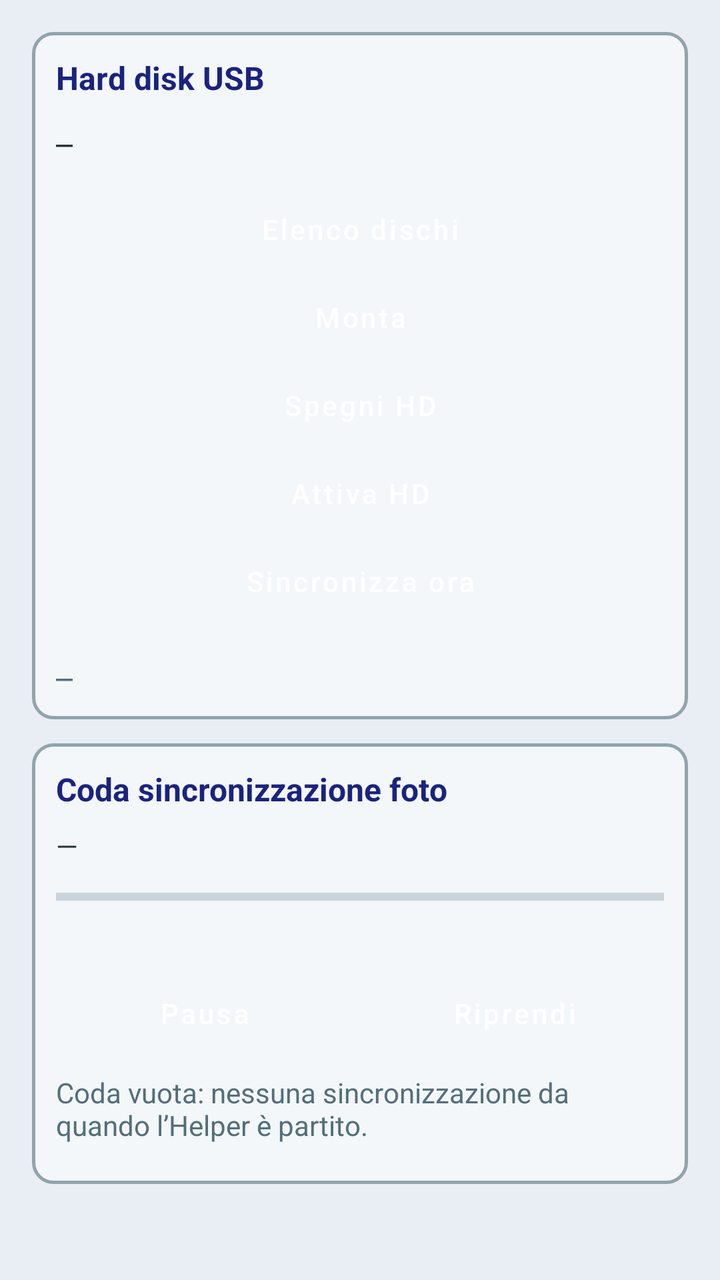
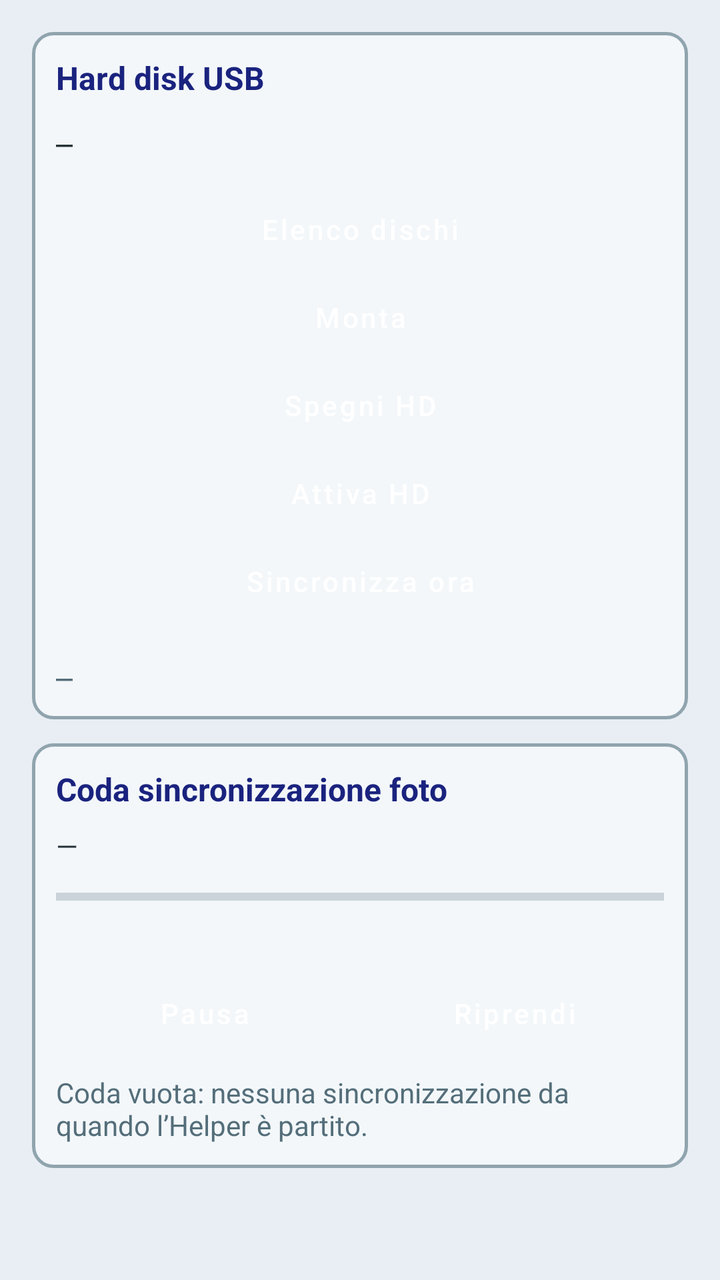

An Android layout rendered at two revisions. The XML below is the earlier revision; the diff shows what the commit changed to produce the second picture.
<!-- AndroidManifest.xml: application theme Theme.VesperaControl -->
<!-- res/layout/fragment_foto.xml -->
<?xml version="1.0" encoding="utf-8"?>
<ScrollView xmlns:android="http://schemas.android.com/apk/res/android"
    android:layout_width="match_parent"
    android:layout_height="match_parent"
    android:background="@color/vespera_bg"
    android:padding="16dp">

    <LinearLayout
        android:layout_width="match_parent"
        android:layout_height="wrap_content"
        android:orientation="vertical">

    <LinearLayout
        android:layout_width="match_parent"
        android:layout_height="wrap_content"
        android:orientation="vertical"
        android:background="@drawable/bg_section_panel"
        android:padding="12dp">

        <TextView
            android:layout_width="match_parent"
            android:layout_height="wrap_content"
            android:text="@string/card_hd"
            android:textColor="@color/vespera_title"
            android:textSize="16sp"
            android:textStyle="bold" />

        <TextView
            android:id="@+id/textHdStatus"
            android:layout_width="match_parent"
            android:layout_height="wrap_content"
            android:layout_marginTop="12dp"
            android:fontFamily="monospace"
            android:text="—"
            android:textColor="@color/vespera_text_secondary" />

        <Button
            android:id="@+id/btnHdList"
            style="@style/Widget.Vespera.Button.Slate"
            android:layout_width="match_parent"
            android:layout_height="wrap_content"
            android:layout_marginTop="12dp"
            android:text="@string/btn_take_photo" />

        <Button
            android:id="@+id/btnHdMount"
            style="@style/Widget.Vespera.Button.Primary"
            android:layout_width="match_parent"
            android:layout_height="wrap_content"
            android:text="@string/btn_mount_hd" />

        <Button
            android:id="@+id/btnHdEject"
            style="@style/Widget.Vespera.Button.Danger"
            android:layout_width="match_parent"
            android:layout_height="wrap_content"
            android:text="@string/btn_unmount_hd" />

        <Button
            android:id="@+id/btnHdWake"
            style="@style/Widget.Vespera.Button.Slate"
            android:layout_width="match_parent"
            android:layout_height="wrap_content"
            android:text="@string/btn_hd_wake" />

        <Button
            android:id="@+id/btnSyncNow"
            style="@style/Widget.Vespera.Button.Slate"
            android:layout_width="match_parent"
            android:layout_height="wrap_content"
            android:text="@string/btn_stop_obs" />

        <TextView
            android:id="@+id/textFotoLog"
            android:layout_width="match_parent"
            android:layout_height="wrap_content"
            android:layout_marginTop="16dp"
            android:fontFamily="monospace"
            android:text="—"
            android:textColor="@color/vespera_muted" />
    </LinearLayout>

    <LinearLayout
        android:layout_width="match_parent"
        android:layout_height="wrap_content"
        android:layout_marginTop="12dp"
        android:orientation="vertical"
        android:background="@drawable/bg_section_panel"
        android:padding="12dp">

        <TextView
            android:layout_width="match_parent"
            android:layout_height="wrap_content"
            android:text="@string/card_sync_queue"
            android:textColor="@color/vespera_title"
            android:textSize="16sp"
            android:textStyle="bold" />

        <TextView
            android:id="@+id/textSyncSummary"
            android:layout_width="match_parent"
            android:layout_height="wrap_content"
            android:layout_marginTop="8dp"
            android:text="—"
            android:textColor="@color/vespera_text_secondary" />

        <ProgressBar
            android:id="@+id/progressSync"
            style="?android:attr/progressBarStyleHorizontal"
            android:layout_width="match_parent"
            android:layout_height="wrap_content"
            android:layout_marginTop="8dp"
            android:max="1000"
            android:progressTint="@color/vespera_accent" />

        <TextView
            android:id="@+id/textSyncCurrent"
            android:layout_width="match_parent"
            android:layout_height="wrap_content"
            android:layout_marginTop="4dp"
            android:fontFamily="monospace"
            android:textSize="12sp"
            android:text=""
            android:textColor="@color/vespera_text_secondary" />

        <LinearLayout
            android:layout_width="match_parent"
            android:layout_height="wrap_content"
            android:layout_marginTop="8dp"
            android:orientation="horizontal">

            <Button
                android:id="@+id/btnSyncPause"
                style="@style/Widget.Vespera.Button.Slate"
                android:layout_width="0dp"
                android:layout_height="wrap_content"
                android:layout_weight="1"
                android:layout_marginEnd="6dp"
                android:text="@string/btn_sync_pause" />

            <Button
                android:id="@+id/btnSyncResume"
                style="@style/Widget.Vespera.Button.Primary"
                android:layout_width="0dp"
                android:layout_height="wrap_content"
                android:layout_weight="1"
                android:text="@string/btn_sync_resume" />
        </LinearLayout>

        <TextView
            android:id="@+id/textSyncQueueEmpty"
            android:layout_width="match_parent"
            android:layout_height="wrap_content"
            android:layout_marginTop="8dp"
            android:text="@string/sync_queue_empty"
            android:textColor="@color/vespera_muted" />

        <LinearLayout
            android:id="@+id/listSyncQueue"
            android:layout_width="match_parent"
            android:layout_height="wrap_content"
            android:layout_marginTop="8dp"
            android:orientation="vertical" />
    </LinearLayout>
    </LinearLayout>
</ScrollView>
<!-- resources referenced by this layout -->
<resources>
  <color name="vespera_accent">#FF1C6E8C</color>
  <color name="vespera_bg">#FFE8EEF4</color>
  <color name="vespera_muted">#FF546E7A</color>
  <color name="vespera_text_secondary">#FF263238</color>
  <color name="vespera_title">#FF1A237E</color>
  <!-- drawable bg_section_panel (drawable) -->
  <?xml version="1.0" encoding="utf-8"?>
  <shape xmlns:android="http://schemas.android.com/apk/res/android"
      android:shape="rectangle">
      <solid android:color="@color/vespera_surface" />
      <corners android:radius="10dp" />
      <stroke
          android:width="1.5dp"
          android:color="@color/vespera_panel_stroke" />
  </shape>
  <string name="btn_hd_wake">Attiva HD</string>
  <string name="btn_mount_hd">Monta</string>
  <string name="btn_stop_obs">Sincronizza ora</string>
  <string name="btn_sync_pause">Pausa</string>
  <string name="btn_sync_resume">Riprendi</string>
  <string name="btn_take_photo">Elenco dischi</string>
  <string name="btn_unmount_hd">Spegni HD</string>
  <string name="card_hd">Hard disk USB</string>
  <string name="card_sync_queue">Coda sincronizzazione foto</string>
  <string name="sync_queue_empty">Coda vuota: nessuna sincronizzazione da quando l’Helper è partito.</string>
  <style name="Widget.Vespera.Button.Danger" parent="Widget.Vespera.Button.Slate">
          <item name="backgroundTint">@color/vespera_rose</item>
      </style>
  <style name="Widget.Vespera.Button.Primary" parent="Widget.Vespera.Button.Slate">
          <item name="backgroundTint">@color/vespera_green</item>
      </style>
  <style name="Widget.Vespera.Button.Slate" parent="Widget.MaterialComponents.Button">
          <item name="backgroundTint">@color/vespera_slate</item>
          <item name="android:textColor">@color/white</item>
          <item name="cornerRadius">6dp</item>
          <item name="android:textAllCaps">false</item>
          <item name="android:minHeight">44dp</item>
          <item name="android:paddingTop">10dp</item>
          <item name="android:paddingBottom">10dp</item>
      </style>
  <style name="Theme.VesperaControl" parent="Theme.MaterialComponents.Light.NoActionBar">
          <item name="colorPrimary">@color/vespera_green</item>
          <item name="colorPrimaryVariant">@color/vespera_slate</item>
          <item name="colorSecondary">@color/vespera_accent</item>
          <item name="colorOnPrimary">@color/white</item>
          <item name="colorOnSecondary">@color/white</item>
          <item name="colorSurface">@color/vespera_surface</item>
          <item name="colorOnSurface">@color/vespera_text</item>
          <item name="android:statusBarColor">@color/vespera_bg</item>
          <item name="android:navigationBarColor">@color/vespera_bg</item>
          <item name="android:windowBackground">@color/vespera_bg</item>
          <item name="android:textColorPrimary">@color/vespera_text</item>
          <item name="android:textColorSecondary">@color/vespera_muted</item>
          <item name="android:windowLightStatusBar">true</item>
          <item name="materialButtonStyle">@style/Widget.Vespera.Button.Slate</item>
      </style>
  <color name="vespera_surface">#FFF3F7FA</color>
  <color name="vespera_panel_stroke">#FF90A4AE</color>
  <color name="vespera_rose">#FFB05757</color>
  <color name="vespera_green">#FF3B7F55</color>
  <color name="vespera_slate">#FF4A6F86</color>
  <color name="white">#FFFFFFFF</color>
  <color name="vespera_text">#FF212121</color>
</resources>

<!-- the commit's change to res/layout/fragment_foto.xml (unified diff, before → after) -->
@@ -154,13 +154,6 @@
             android:layout_marginTop="8dp"
             android:text="@string/sync_queue_empty"
             android:textColor="@color/vespera_muted" />
-
-        <LinearLayout
-            android:id="@+id/listSyncQueue"
-            android:layout_width="match_parent"
-            android:layout_height="wrap_content"
-            android:layout_marginTop="8dp"
-            android:orientation="vertical" />
     </LinearLayout>
     </LinearLayout>
 </ScrollView>
